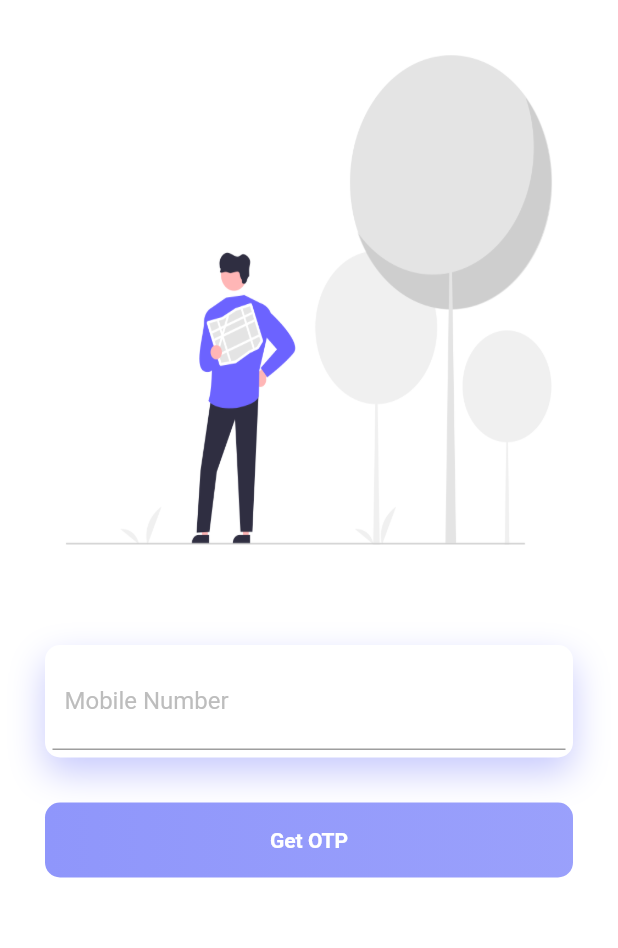
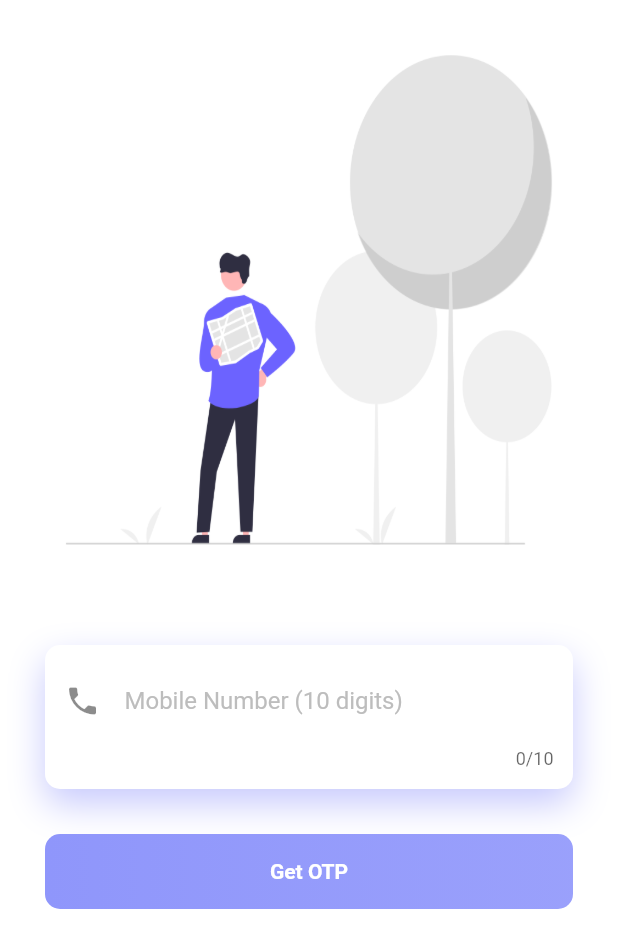
Before and after one commit to Fuzzy-Brains/ride_share_app, a Flutter app: the screen it shows after launch, on a phone screen of 412 x 824 dp. Shown: the top 948 px of the screen. Run offline on Flutter 3.47's test engine with Material 2 defaults, Android fonts, the phone set to English and light mode, and no system bars; our stand-ins replace firebase_auth, firebase_core, fluttertoast; accounts and stored records are empty.

Commit message:
phone auth backend part I

```diff
--- a/lib/screens/login_screen.dart
+++ b/lib/screens/login_screen.dart
@@ -1,4 +1,6 @@
 import 'package:flutter/material.dart';
+import 'package:fluttertoast/fluttertoast.dart';
+import 'package:ride_share_app/backend/auth.dart';
 import 'package:ride_share_app/widgets/widget.dart';
 
 class LoginScreen extends StatefulWidget {
@@ -9,34 +11,44 @@ class LoginScreen extends StatefulWidget {
 }
 
 class _LoginScreenState extends State<LoginScreen> {
+  final TextEditingController _controller = TextEditingController();
+  final formKey = GlobalKey<FormState>();
+  Auth auth = Auth();
+  sendOtp() async{
+    if(formKey.currentState!.validate()){
+      var phoneNumberText = _controller.text.trim();
+      String phone = "+91" + phoneNumberText;
+      await auth.verifyPhoneNumber(phone);
+    }
+  }
+
   @override
   Widget build(BuildContext context) {
     return Scaffold(
       backgroundColor: Colors.white,
-      body:Container(
+      body: SingleChildScrollView(
         child: Column(
           children: <Widget>[
             Container(
               height: 400,
               width: double.infinity,
-              decoration: BoxDecoration(
+              decoration: const BoxDecoration(
                 image: DecorationImage(image: AssetImage('assets/Image1.png'),
                 fit: BoxFit.fill,
                 ),
-
               ),
             ),
 
             Padding(
-              padding: EdgeInsets.all(30.0),
+              padding: const EdgeInsets.all(30.0),
               child: Column(
                 children: <Widget>[
                   Container(
-                    padding: EdgeInsets.all(5),
+                    padding: const EdgeInsets.all(5),
                     decoration:BoxDecoration(
                       color: Colors.white,
                       borderRadius: BorderRadius.circular(10),
-                      boxShadow: [
+                      boxShadow: const [
                         BoxShadow(
                           color: Color.fromRGBO(143, 148, 251,.5),
                           blurRadius: 20.0,
@@ -45,19 +57,28 @@ class _LoginScreenState extends State<LoginScreen> {
                       ],
 
                     ),
+                    child: Form(
+                      key: formKey,
                       child: Column(
                         children:<Widget>[
                           Container(
-                          padding: EdgeInsets.all(8.0),
-                          decoration: BoxDecoration(
-                            border:Border(bottom:BorderSide(color: Colors.grey),),
+                            padding: const EdgeInsets.all(8.0),
+                            decoration: const BoxDecoration(
+                              // border: Border(bottom:BorderSide(color: Colors.grey),),
                               color: Colors.white,
                             ),
 
-                          child: TextField(
+                            child: TextFormField(
+                              controller: _controller,
+                              validator: (val){
+                                return val!.isEmpty || val.length<10 ? 'Please enter 10 digits.' : null;
+                              },
+                              keyboardType: TextInputType.phone,
+                              maxLength: 10,
                               decoration: InputDecoration(
                                 border :InputBorder.none,
-                              hintText: "Mobile Number",
+                                hintText: "Mobile Number (10 digits)",
+                                icon: const Icon(Icons.phone),
                                 hintStyle: TextStyle(color:Colors.grey[400],)
                               ),
                             )
@@ -65,23 +86,27 @@ class _LoginScreenState extends State<LoginScreen> {
                         ]
                       ),
                     ),
+                    ),
 
-                  SizedBox(
+                  const SizedBox(
                     height: 30,
                   ),
-                  Container(height: 50,
+                  GestureDetector(
+                    onTap: sendOtp,
+                    child: Container(height: 50,
                     decoration: BoxDecoration(
                       borderRadius: BorderRadius.circular(10),
-                    gradient: LinearGradient(
+                      gradient: const LinearGradient(
                         colors: [
                           Color.fromRGBO(143, 150, 251,1),
                           Color.fromRGBO(143, 150, 251,.9),
                       ])
                     ),
-                  child: Center(
+                    child: const Center(
                       child: Text("Get OTP",
                       style: TextStyle(color: Colors.white, fontWeight: FontWeight.bold,),
                       ),),
+                    ),
                   )
                 ],
               ),)
--- a/pubspec.yaml
+++ b/pubspec.yaml
@@ -38,7 +38,7 @@ dependencies:
 #  firebase_analytics: ^8.3.4
   firebase_auth: ^3.1.4
   cloud_firestore: ^2.5.4
-
+  fluttertoast: ^8.0.8
 
 dev_dependencies:
   flutter_test:
```
Also changed, not shown: lib/backend/auth.dart (+29 -13 lines), pubspec.lock. Lines whose indentation alone changed are shown as unchanged.
